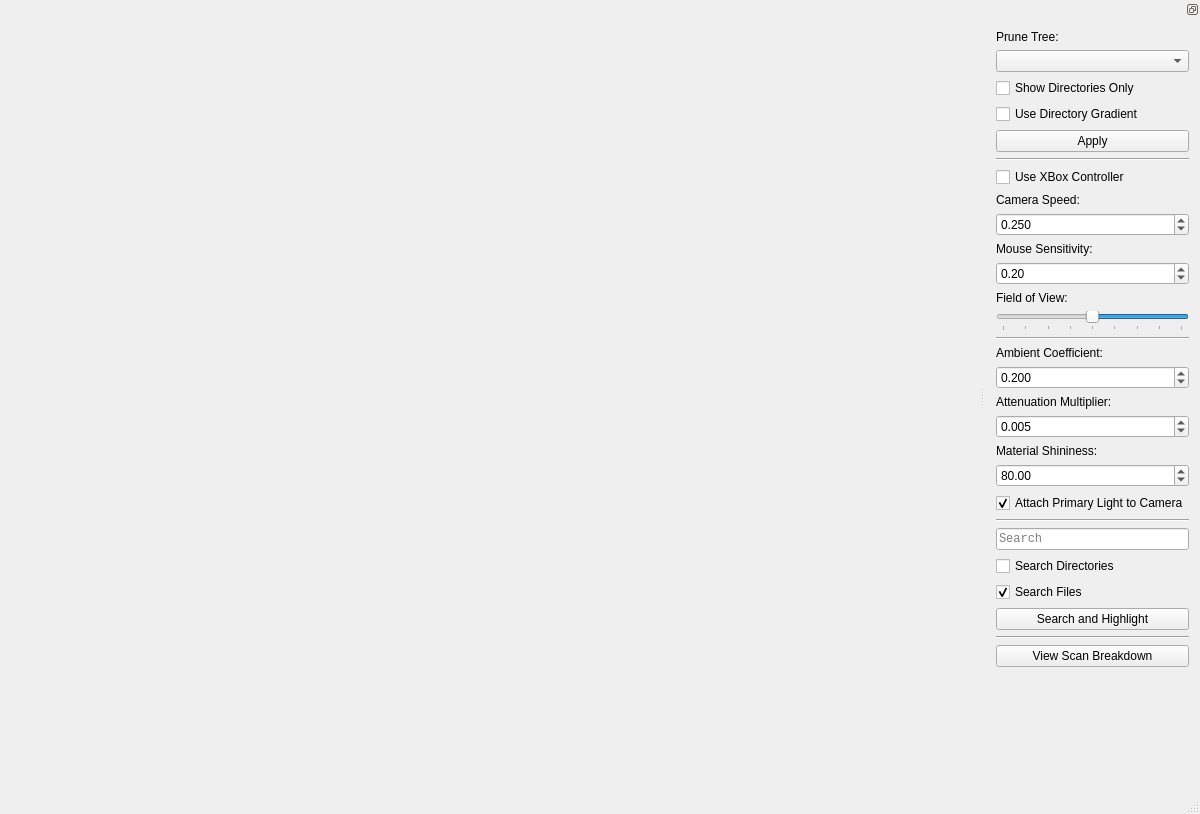
Old version of the form source/Windows/mainWindow.ui in the repository TimSevereijns/D-Viz.
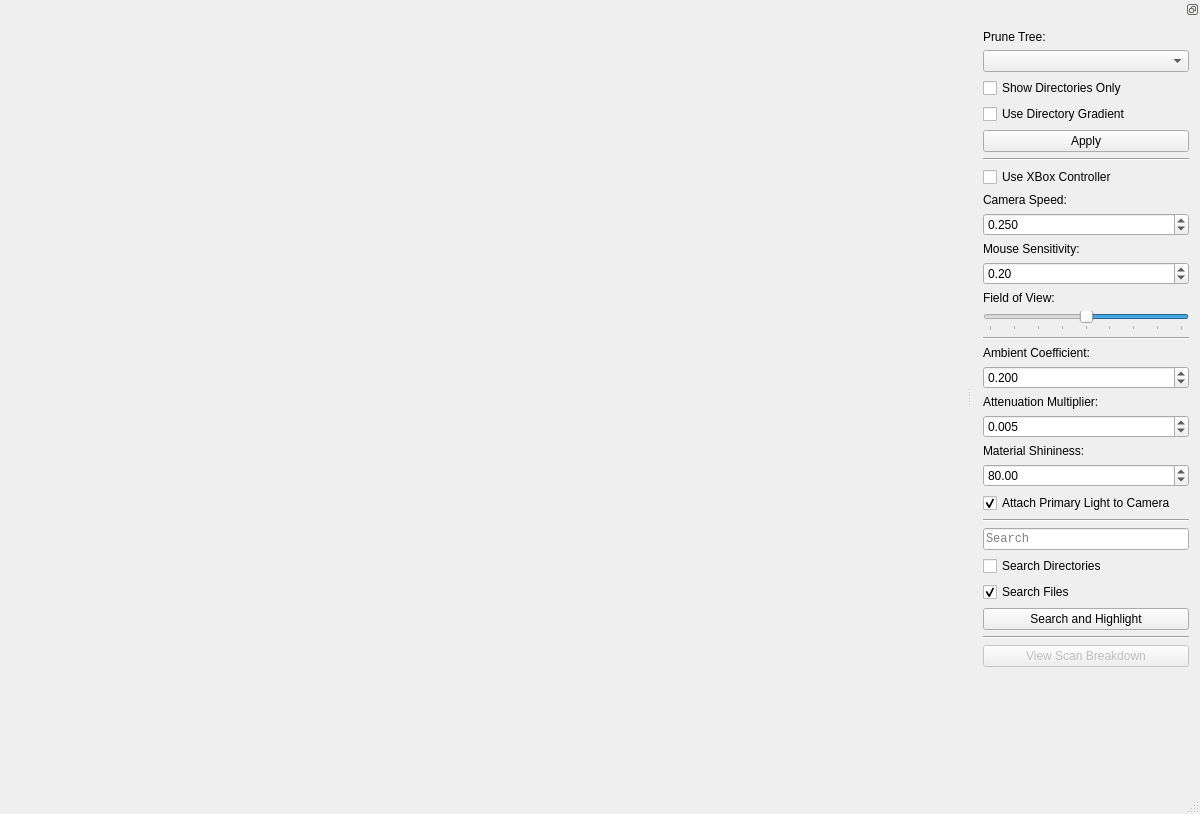
New version of the form.

Diff of the .ui file:
```diff
--- a/source/Windows/mainWindow.ui
+++ b/source/Windows/mainWindow.ui
@@ -62,7 +62,7 @@
    </property>
    <property name="minimumSize">
     <size>
-     <width>204</width>
+     <width>228</width>
      <height>781</height>
     </size>
    </property>
@@ -351,6 +351,9 @@
      </item>
      <item>
       <widget class="QPushButton" name="showBreakdownButton">
+       <property name="enabled">
+        <bool>false</bool>
+       </property>
        <property name="text">
         <string>View Scan Breakdown</string>
        </property>
```
Left out of the diff: 2 changed lines with no effect on the pictures.
